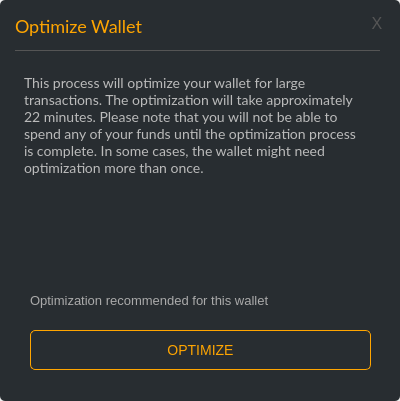
First picture: the form in src/gui/ui/transactionconfirmation.ui, repository ConcealNetwork/conceal-desktop, before the edit.
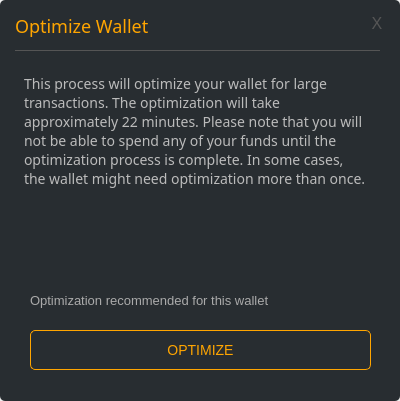
Second picture: the form after the edit.

The edit to the form file:
```diff
--- a/src/gui/ui/transactionconfirmation.ui
+++ b/src/gui/ui/transactionconfirmation.ui
@@ -43,7 +43,7 @@
     </property>
     <property name="font">
      <font>
-      <family>Lato</family>
+      <family>Raleway</family>
       <pointsize>-1</pointsize>
      </font>
     </property>
@@ -70,7 +70,7 @@
     </property>
     <property name="font">
      <font>
-      <family>Lato</family>
+      <family>Raleway</family>
       <pointsize>-1</pointsize>
      </font>
     </property>
@@ -81,7 +81,7 @@
      <string>&lt;!DOCTYPE HTML PUBLIC &quot;-//W3C//DTD HTML 4.0//EN&quot; &quot;http://www.w3.org/TR/REC-html40/strict.dtd&quot;&gt;
 &lt;html&gt;&lt;head&gt;&lt;meta name=&quot;qrichtext&quot; content=&quot;1&quot; /&gt;&lt;style type=&quot;text/css&quot;&gt;
 p, li { white-space: pre-wrap; }
-&lt;/style&gt;&lt;/head&gt;&lt;body style=&quot; font-family:'Lato'; font-size:14px; font-weight:400; font-style:normal;&quot;&gt;
+&lt;/style&gt;&lt;/head&gt;&lt;body style=&quot; font-family:'Raleway'; font-size:14px; font-weight:400; font-style:normal;&quot;&gt;
 &lt;p style=&quot; margin-top:0px; margin-bottom:0px; margin-left:0px; margin-right:0px; -qt-block-indent:0; text-indent:0px;&quot;&gt;&lt;span style=&quot; font-size:14px;&quot;&gt;This process will optimize your wallet for large transactions. The optimization will take approximately 22 minutes. Please note that you will not be able to spend any of your funds until the optimization process is complete. In some cases, the wallet might need optimization more than once.&lt;/span&gt;&lt;/p&gt;&lt;/body&gt;&lt;/html&gt;</string>
     </property>
    </widget>
```
Left out of the diff: 4 changed lines with no effect on the pictures.
